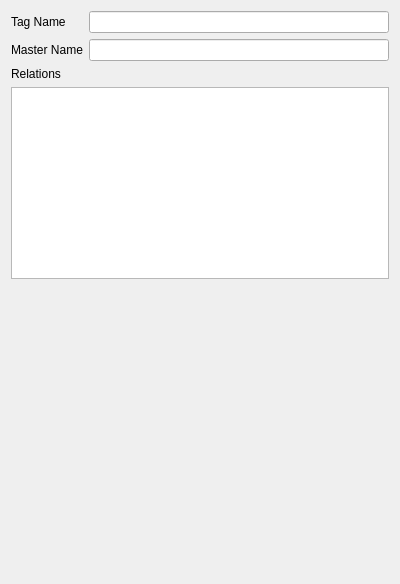
The window that src/gui/dock_tag_editor.ui (xinyazhang/oldstuff-moonstone) describes before a commit, drawn with Qt 5.
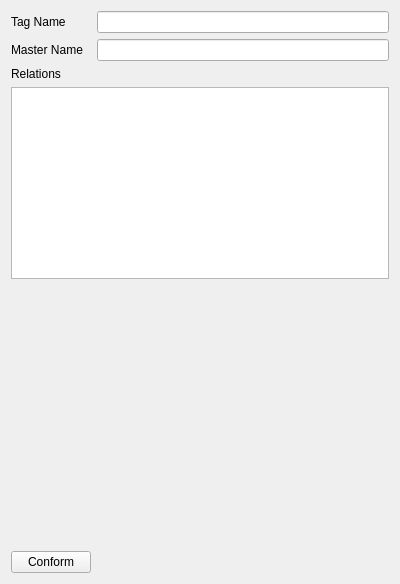
The same window after the commit. Custom widgets are drawn as their Qt base class.

Commit message: [Experimental] Tag Add interface.

Patch:
```diff
--- a/src/gui/dock_tag_editor.ui
+++ b/src/gui/dock_tag_editor.ui
@@ -60,6 +60,13 @@
      </property>
     </widget>
    </item>
+   <item row="5" column="0">
+    <widget class="QPushButton" name="conform">
+     <property name="text">
+      <string>Conform</string>
+     </property>
+    </widget>
+   </item>
   </layout>
  </widget>
  <customwidgets>
```
The commit also changes 7 other files.
